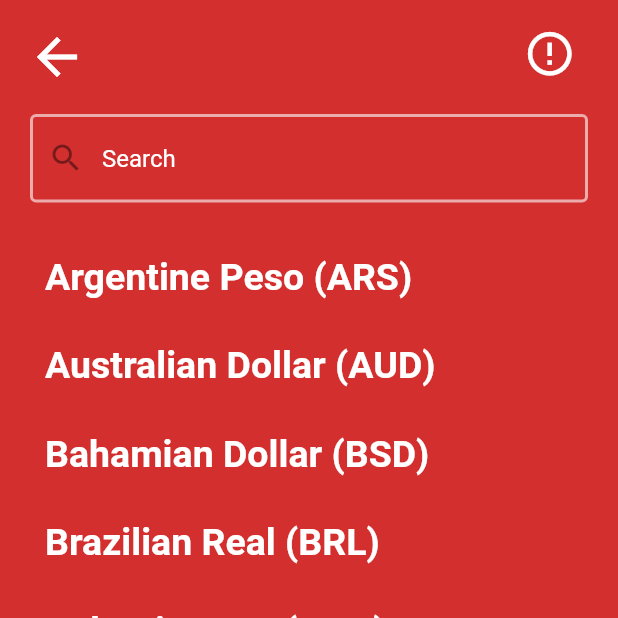
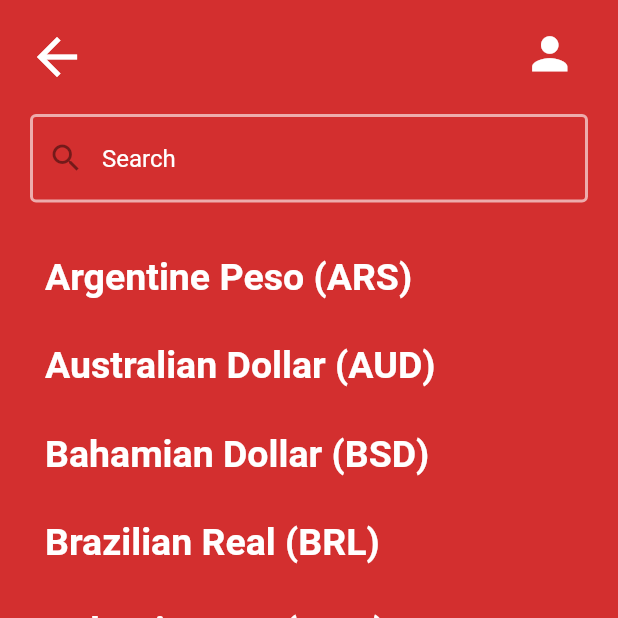
Before and after one commit to AkashRajpurohit/Currency-Converter, a Flutter app: the CurrencyList screen opened directly, on a phone screen of 412 x 824 dp, the top half of it. Run offline on Flutter 3.47's test engine with Material 2 defaults, Android fonts, the phone set to English and light mode, and no system bars; our stand-ins replace fluttertoast, shared_preferences; accounts and stored records are empty; network calls fail.

Commit message:
:bug: about page route icon changed

```diff
--- a/lib/screens/currency_list.dart
+++ b/lib/screens/currency_list.dart
@@ -65,7 +65,7 @@ class _CurrencyListState extends State<CurrencyList> {
                   builder: (context) => AboutPage()
                 ));
               },
-              icon: Icon(Icons.error_outline),
+              icon: Icon(Icons.person),
               iconSize: 35.0,
               color: Colors.white
             )
```
